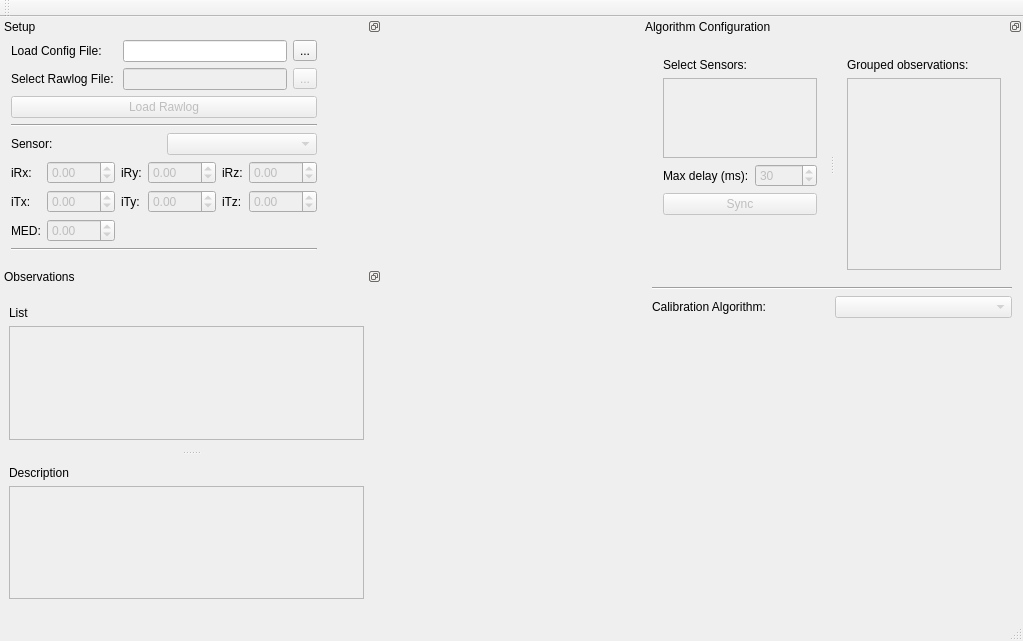
Qt form gui/CMainWindow.ui (MRPT/autocalib-sensor-extrinsics) before a commit.
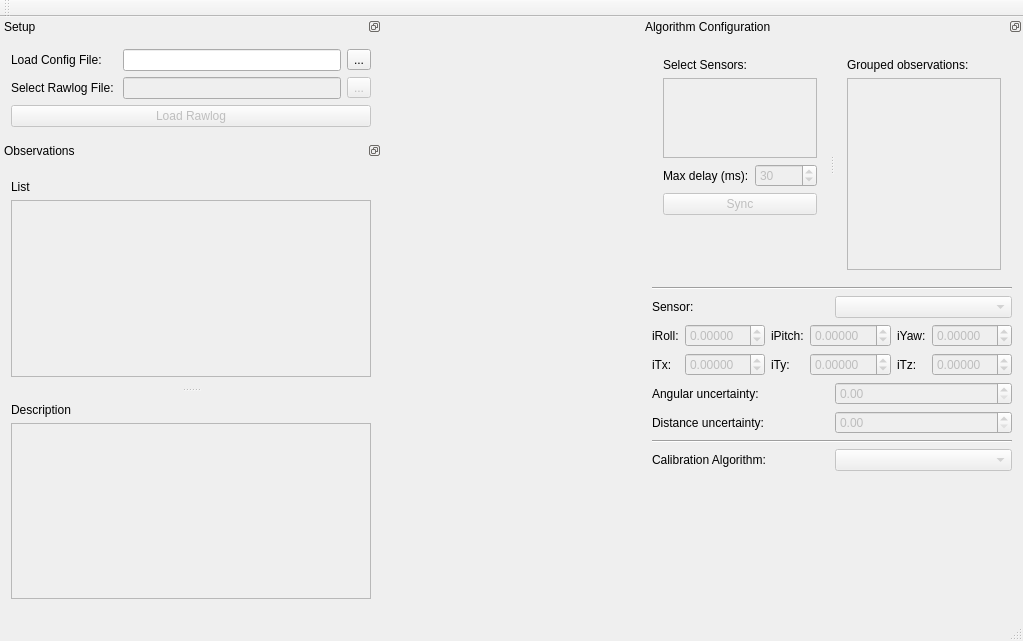
The same form after that commit. Custom widgets are drawn as their Qt base class.

Commit message:
Add uncertainty params, gui layout changes
* Introduced angular and distance uncertainty in gui and config files,
used for matching features, and stored in model
* Rearranged gui elements to better match with calib workflow - like editing
initial calib values along with the calib params
* Moved calib params object to core classes
* Stored results of solver in separate object, using for printing
* Code cleaning

The edit to the form file:
```diff
--- a/gui/CMainWindow.ui
+++ b/gui/CMainWindow.ui
@@ -17,7 +17,7 @@
    <string>mainwindow</string>
   </property>
   <widget class="QWidget" name="centralWidget">
-   <layout class="QVBoxLayout" name="verticalLayout_2">
+   <layout class="QVBoxLayout" name="central_widget_layout">
     <item>
      <widget class="CViewerContainer" name="viewer_container" native="true">
       <property name="enabled">
@@ -34,475 +34,6 @@
    </layout>
   </widget>
   <widget class="QStatusBar" name="status_bar"/>
-  <widget class="QDockWidget" name="setup_dockwidget">
-   <property name="sizePolicy">
-    <sizepolicy hsizetype="Preferred" vsizetype="Preferred">
-     <horstretch>0</horstretch>
-     <verstretch>0</verstretch>
-    </sizepolicy>
-   </property>
-   <property name="minimumSize">
-    <size>
-     <width>382</width>
-     <height>250</height>
-    </size>
-   </property>
-   <property name="maximumSize">
-    <size>
-     <width>382</width>
-     <height>250</height>
-    </size>
-   </property>
-   <property name="features">
-    <set>QDockWidget::DockWidgetFloatable|QDockWidget::DockWidgetMovable</set>
-   </property>
-   <property name="windowTitle">
-    <string>Setup</string>
-   </property>
-   <attribute name="dockWidgetArea">
-    <number>1</number>
-   </attribute>
-   <widget class="QWidget" name="setup_dockwidget_contents">
-    <property name="sizePolicy">
-     <sizepolicy hsizetype="Fixed" vsizetype="Fixed">
-      <horstretch>0</horstretch>
-      <verstretch>0</verstretch>
-     </sizepolicy>
-    </property>
-    <layout class="QVBoxLayout" name="setup_dockwidget_layout">
-     <property name="topMargin">
-      <number>0</number>
-     </property>
-     <property name="rightMargin">
-      <number>9</number>
-     </property>
-     <item>
-      <layout class="QFormLayout" name="formLayout">
-       <item row="1" column="1">
-        <layout class="QHBoxLayout" name="rlog_file_group">
-         <item>
-          <widget class="QLineEdit" name="rlog_file_line_edit">
-           <property name="enabled">
-            <bool>false</bool>
-           </property>
-           <property name="sizePolicy">
-            <sizepolicy hsizetype="Expanding" vsizetype="Fixed">
-             <horstretch>1</horstretch>
-             <verstretch>0</verstretch>
-            </sizepolicy>
-           </property>
-           <property name="readOnly">
-            <bool>false</bool>
-           </property>
-           <property name="cursorMoveStyle">
-            <enum>Qt::LogicalMoveStyle</enum>
-           </property>
-          </widget>
-         </item>
-         <item>
-          <widget class="QToolButton" name="rlog_file_select_button">
-           <property name="enabled">
-            <bool>false</bool>
-           </property>
-           <property name="text">
-            <string>...</string>
-           </property>
-          </widget>
-         </item>
-        </layout>
-       </item>
-       <item row="1" column="0">
-        <widget class="QLabel" name="rlog_file_label">
-         <property name="sizePolicy">
-          <sizepolicy hsizetype="Preferred" vsizetype="Preferred">
-           <horstretch>1</horstretch>
-           <verstretch>0</verstretch>
-          </sizepolicy>
-         </property>
-         <property name="text">
-          <string>Select Rawlog File: </string>
-         </property>
-        </widget>
-       </item>
-       <item row="0" column="0">
-        <widget class="QLabel" name="config_file_label">
-         <property name="text">
-          <string>Load Config File: </string>
-         </property>
-        </widget>
-       </item>
-       <item row="0" column="1">
-        <layout class="QHBoxLayout" name="config_file_group">
-         <item>
-          <widget class="QLineEdit" name="config_file_line_edit">
-           <property name="sizePolicy">
-            <sizepolicy hsizetype="Expanding" vsizetype="Fixed">
-             <horstretch>1</horstretch>
-             <verstretch>0</verstretch>
-            </sizepolicy>
-           </property>
-           <property name="dragEnabled">
-            <bool>false</bool>
-           </property>
-           <property name="readOnly">
-            <bool>false</bool>
-           </property>
-           <property name="cursorMoveStyle">
-            <enum>Qt::LogicalMoveStyle</enum>
-           </property>
-          </widget>
-         </item>
-         <item>
-          <widget class="QToolButton" name="config_file_select_button">
-           <property name="text">
-            <string>...</string>
-           </property>
-          </widget>
-         </item>
-        </layout>
-       </item>
-      </layout>
-     </item>
-     <item>
-      <widget class="QPushButton" name="load_rlog_button">
-       <property name="enabled">
-        <bool>false</bool>
-       </property>
-       <property name="text">
-        <string>Load Rawlog</string>
-       </property>
-       <property name="autoDefault">
-        <bool>false</bool>
-       </property>
-       <property name="flat">
-        <bool>false</bool>
-       </property>
-      </widget>
-     </item>
-     <item>
-      <widget class="Line" name="line_3">
-       <property name="orientation">
-        <enum>Qt::Horizontal</enum>
-       </property>
-      </widget>
-     </item>
-     <item>
-      <layout class="QHBoxLayout" name="sensor_cbox_group">
-       <item>
-        <widget class="QLabel" name="sensor_cbox_label">
-         <property name="text">
-          <string>Sensor:</string>
-         </property>
-        </widget>
-       </item>
-       <item>
-        <widget class="QComboBox" name="sensor_cbox">
-         <property name="enabled">
-          <bool>false</bool>
-         </property>
-        </widget>
-       </item>
-      </layout>
-     </item>
-     <item>
-      <layout class="QGridLayout" name="sensor_pose_group">
-       <item row="1" column="0">
-        <widget class="QLabel" name="itx_label">
-         <property name="text">
-          <string>iTx:</string>
-         </property>
-        </widget>
-       </item>
-       <item row="0" column="1">
-        <widget class="QDoubleSpinBox" name="irx_sbox">
-         <property name="enabled">
-          <bool>false</bool>
-         </property>
-         <property name="accessibleName">
-          <string>irx</string>
-         </property>
-         <property name="minimum">
-          <double>-359.990000000000009</double>
-         </property>
-         <property name="maximum">
-          <double>359.990000000000009</double>
-         </property>
-         <property name="singleStep">
-          <double>0.500000000000000</double>
-         </property>
-        </widget>
-       </item>
-       <item row="2" column="1">
-        <widget class="QDoubleSpinBox" name="med_sbox">
-         <property name="enabled">
-          <bool>false</bool>
-         </property>
-         <property name="minimum">
-          <double>-10.000000000000000</double>
-         </property>
-         <property name="maximum">
-          <double>10.000000000000000</double>
-         </property>
-         <property name="singleStep">
-          <double>0.500000000000000</double>
-         </property>
-        </widget>
-       </item>
-       <item row="1" column="2">
-        <widget class="QLabel" name="ity_label">
-         <property name="text">
-          <string>iTy:</string>
-         </property>
-        </widget>
-       </item>
-       <item row="0" column="5">
-        <widget class="QDoubleSpinBox" name="irz_sbox">
-         <property name="enabled">
-          <bool>false</bool>
-         </property>
-         <property name="accessibleName">
-          <string>irz</string>
-         </property>
-         <property name="minimum">
-          <double>-359.990000000000009</double>
-         </property>
-         <property name="maximum">
-          <double>359.990000000000009</double>
-         </property>
-         <property name="singleStep">
-          <double>0.500000000000000</double>
-         </property>
-        </widget>
-       </item>
-       <item row="2" column="0">
-        <widget class="QLabel" name="med_label">
-         <property name="text">
-          <string>MED:</string>
-         </property>
-        </widget>
-       </item>
-       <item row="1" column="5">
-        <widget class="QDoubleSpinBox" name="itz_sbox">
-         <property name="enabled">
-          <bool>false</bool>
-         </property>
-         <property name="accessibleName">
-          <string>itz</string>
-         </property>
-         <property name="minimum">
-          <double>-359.990000000000009</double>
-         </property>
-         <property name="maximum">
-          <double>359.990000000000009</double>
-         </property>
-         <property name="singleStep">
-          <double>0.500000000000000</double>
-         </property>
-        </widget>
-       </item>
-       <item row="1" column="1">
-        <widget class="QDoubleSpinBox" name="itx_sbox">
-         <property name="enabled">
-          <bool>false</bool>
-         </property>
-         <property name="accessibleName">
-          <string>itx</string>
-         </property>
-         <property name="minimum">
-          <double>-359.990000000000009</double>
-         </property>
-         <property name="maximum">
-          <double>359.990000000000009</double>
-         </property>
-         <property name="singleStep">
-          <double>0.500000000000000</double>
-         </property>
-        </widget>
-       </item>
-       <item row="0" column="3">
-        <widget class="QDoubleSpinBox" name="iry_sbox">
-         <property name="enabled">
-          <bool>false</bool>
-         </property>
-         <property name="accessibleName">
-          <string>iry</string>
-         </property>
-         <property name="minimum">
-          <double>-359.990000000000009</double>
-         </property>
-         <property name="maximum">
-          <double>359.990000000000009</double>
-         </property>
-         <property name="singleStep">
-          <double>0.500000000000000</double>
-         </property>
-        </widget>
-       </item>
-       <item row="0" column="2">
-        <widget class="QLabel" name="iry_label">
-         <property name="text">
-          <string>iRy:</string>
-         </property>
-        </widget>
-       </item>
-       <item row="1" column="4">
-        <widget class="QLabel" name="itz_label">
-         <property name="text">
-          <string>iTz:</string>
-         </property>
-        </widget>
-       </item>
-       <item row="1" column="3">
-        <widget class="QDoubleSpinBox" name="ity_sbox">
-         <property name="enabled">
-          <bool>false</bool>
-         </property>
-         <property name="accessibleName">
-          <string>ity</string>
-         </property>
-         <property name="minimum">
-          <double>-359.990000000000009</double>
-         </property>
-         <property name="maximum">
-          <double>359.990000000000009</double>
-         </property>
-         <property name="singleStep">
-          <double>0.500000000000000</double>
-         </property>
-        </widget>
-       </item>
-       <item row="0" column="4">
-        <widget class="QLabel" name="irz_label">
-         <property name="text">
-          <string>iRz:</string>
-         </property>
-        </widget>
-       </item>
-       <item row="0" column="0">
-        <widget class="QLabel" name="irx_label">
-         <property name="text">
-          <string>iRx:</string>
-         </property>
-        </widget>
-       </item>
-      </layout>
-     </item>
-     <item>
-      <widget class="Line" name="line_2">
-       <property name="orientation">
-        <enum>Qt::Horizontal</enum>
-       </property>
-      </widget>
-     </item>
-    </layout>
-   </widget>
-  </widget>
-  <widget class="QDockWidget" name="observations_dockwidget">
-   <property name="sizePolicy">
-    <sizepolicy hsizetype="Fixed" vsizetype="Fixed">
-     <horstretch>0</horstretch>
-     <verstretch>0</verstretch>
-    </sizepolicy>
-   </property>
-   <property name="features">
-    <set>QDockWidget::DockWidgetFloatable|QDockWidget::DockWidgetMovable</set>
-   </property>
-   <property name="windowTitle">
-    <string>Observations</string>
-   </property>
-   <attribute name="dockWidgetArea">
-    <number>1</number>
-   </attribute>
-   <widget class="QWidget" name="observations_dockwidget_contents">
-    <layout class="QVBoxLayout" name="observations_dockwidget_layout">
-     <property name="leftMargin">
-      <number>9</number>
-     </property>
-     <property name="rightMargin">
-      <number>9</number>
-     </property>
-     <item>
-      <widget class="QSplitter" name="splitter">
-       <property name="lineWidth">
-        <number>1</number>
-       </property>
-       <property name="orientation">
-        <enum>Qt::Vertical</enum>
-       </property>
-       <property name="handleWidth">
-        <number>8</number>
-       </property>
-       <widget class="QWidget" name="layoutWidget">
-        <layout class="QVBoxLayout" name="observations_treeview_group">
-         <property name="leftMargin">
-          <number>0</number>
-         </property>
-         <property name="topMargin">
-          <number>9</number>
-         </property>
-         <property name="rightMargin">
-          <number>9</number>
-         </property>
-         <property name="bottomMargin">
-          <number>9</number>
-         </property>
-         <item>
-          <widget class="QLabel" name="observations_treeview_label">
-           <property name="text">
-            <string>List</string>
-           </property>
-          </widget>
-         </item>
-         <item>
-          <widget class="QListView" name="observations_treeview">
-           <property name="enabled">
-            <bool>false</bool>
-           </property>
-          </widget>
-         </item>
-        </layout>
-       </widget>
-       <widget class="QWidget" name="layoutWidget">
-        <layout class="QVBoxLayout" name="observations_description_group">
-         <property name="leftMargin">
-          <number>0</number>
-         </property>
-         <property name="topMargin">
-          <number>9</number>
-         </property>
-         <property name="rightMargin">
-          <number>9</number>
-         </property>
-         <property name="bottomMargin">
-          <number>9</number>
-         </property>
-         <item>
-          <widget class="QLabel" name="observations_description_label">
-           <property name="text">
-            <string>Description</string>
-           </property>
-          </widget>
-         </item>
-         <item>
-          <widget class="QTextBrowser" name="observations_description_textbrowser">
-           <property name="enabled">
-            <bool>false</bool>
-           </property>
-           <property name="sizePolicy">
-            <sizepolicy hsizetype="Expanding" vsizetype="Expanding">
-             <horstretch>0</horstretch>
-             <verstretch>0</verstretch>
-            </sizepolicy>
-           </property>
-          </widget>
-         </item>
-        </layout>
-       </widget>
-      </widget>
-     </item>
-    </layout>
-   </widget>
-  </widget>
   <widget class="QDockWidget" name="config_dockwidget">
    <property name="sizePolicy">
     <sizepolicy hsizetype="Preferred" vsizetype="Preferred">
@@ -513,7 +44,7 @@
    <property name="minimumSize">
     <size>
      <width>382</width>
-     <height>316</height>
+     <height>411</height>
     </size>
    </property>
    <property name="accessibleName">
@@ -675,6 +206,260 @@
        </widget>
       </widget>
      </item>
+     <item>
+      <widget class="Line" name="line_2">
+       <property name="orientation">
+        <enum>Qt::Horizontal</enum>
+       </property>
+      </widget>
+     </item>
+     <item>
+      <layout class="QHBoxLayout" name="sensor_cbox_group">
+       <item>
+        <widget class="QLabel" name="sensor_cbox_label">
+         <property name="text">
+          <string>Sensor:</string>
+         </property>
+        </widget>
+       </item>
+       <item>
+        <widget class="QComboBox" name="sensor_cbox">
+         <property name="enabled">
+          <bool>false</bool>
+         </property>
+        </widget>
+       </item>
+      </layout>
+     </item>
+     <item>
+      <layout class="QGridLayout" name="sensor_pose_group">
+       <item row="1" column="5">
+        <widget class="QDoubleSpinBox" name="itz_sbox">
+         <property name="enabled">
+          <bool>false</bool>
+         </property>
+         <property name="accessibleName">
+          <string>itz</string>
+         </property>
+         <property name="decimals">
+          <number>5</number>
+         </property>
+         <property name="minimum">
+          <double>-10.000000000000000</double>
+         </property>
+         <property name="maximum">
+          <double>10.000000000000000</double>
+         </property>
+         <property name="singleStep">
+          <double>0.050000000000000</double>
+         </property>
+        </widget>
+       </item>
+       <item row="0" column="4">
+        <widget class="QLabel" name="irz_label">
+         <property name="text">
+          <string>iYaw:</string>
+         </property>
+        </widget>
+       </item>
+       <item row="1" column="0">
+        <widget class="QLabel" name="itx_label">
+         <property name="text">
+          <string>iTx:</string>
+         </property>
+        </widget>
+       </item>
+       <item row="1" column="1">
+        <widget class="QDoubleSpinBox" name="itx_sbox">
+         <property name="enabled">
+          <bool>false</bool>
+         </property>
+         <property name="accessibleName">
+          <string>itx</string>
+         </property>
+         <property name="decimals">
+          <number>5</number>
+         </property>
+         <property name="minimum">
+          <double>-10.000000000000000</double>
+         </property>
+         <property name="maximum">
+          <double>10.000000000000000</double>
+         </property>
+         <property name="singleStep">
+          <double>0.050000000000000</double>
+         </property>
+        </widget>
+       </item>
+       <item row="0" column="2">
+        <widget class="QLabel" name="iry_label">
+         <property name="text">
+          <string>iPitch:</string>
+         </property>
+        </widget>
+       </item>
+       <item row="0" column="5">
+        <widget class="QDoubleSpinBox" name="irz_sbox">
+         <property name="enabled">
+          <bool>false</bool>
+         </property>
+         <property name="accessibleName">
+          <string>irz</string>
+         </property>
+         <property name="decimals">
+          <number>5</number>
+         </property>
+         <property name="minimum">
+          <double>-359.990000000000009</double>
+         </property>
+         <property name="maximum">
+          <double>359.990000000000009</double>
+         </property>
+         <property name="singleStep">
+          <double>0.500000000000000</double>
+         </property>
+        </widget>
+       </item>
+       <item row="1" column="4">
+        <widget class="QLabel" name="itz_label">
+         <property name="text">
+          <string>iTz:</string>
+         </property>
+        </widget>
+       </item>
+       <item row="1" column="2">
+        <widget class="QLabel" name="ity_label">
+         <property name="text">
+          <string>iTy:</string>
+         </property>
+        </widget>
+       </item>
+       <item row="0" column="3">
+        <widget class="QDoubleSpinBox" name="iry_sbox">
+         <property name="enabled">
+          <bool>false</bool>
+         </property>
+         <property name="accessibleName">
+          <string>iry</string>
+         </property>
+         <property name="decimals">
+          <number>5</number>
+         </property>
+         <property name="minimum">
+          <double>-359.990000000000009</double>
+         </property>
+         <property name="maximum">
+          <double>359.990000000000009</double>
+         </property>
+         <property name="singleStep">
+          <double>0.500000000000000</double>
+         </property>
+        </widget>
+       </item>
+       <item row="1" column="3">
+        <widget class="QDoubleSpinBox" name="ity_sbox">
+         <property name="enabled">
+          <bool>false</bool>
+         </property>
+         <property name="accessibleName">
+          <string>ity</string>
+         </property>
+         <property name="decimals">
+          <number>5</number>
+         </property>
+         <property name="minimum">
+          <double>-10.000000000000000</double>
+         </property>
+         <property name="maximum">
+          <double>10.000000000000000</double>
+         </property>
+         <property name="singleStep">
+          <double>0.050000000000000</double>
+         </property>
+        </widget>
+       </item>
+       <item row="0" column="1">
+        <widget class="QDoubleSpinBox" name="irx_sbox">
+         <property name="enabled">
+          <bool>false</bool>
+         </property>
+         <property name="accessibleName">
+          <string>irx</string>
+         </property>
+         <property name="decimals">
+          <number>5</number>
+         </property>
+         <property name="minimum">
+          <double>-359.990000000000009</double>
+         </property>
+         <property name="maximum">
+          <double>359.990000000000009</double>
+         </property>
+         <property name="singleStep">
+          <double>0.500000000000000</double>
+         </property>
+        </widget>
+       </item>
+       <item row="0" column="0">
+        <widget class="QLabel" name="irx_label">
+         <property name="text">
+          <string>iRoll:</string>
+         </property>
+        </widget>
+       </item>
+      </layout>
+     </item>
+     <item>
+      <layout class="QHBoxLayout" name="angle_uncertain_group">
+       <item>
+        <widget class="QLabel" name="angle_uncertain_label">
+         <property name="text">
+          <string>Angular uncertainty:</string>
+         </property>
+        </widget>
+       </item>
+       <item>
+        <widget class="QDoubleSpinBox" name="angle_uncertain_sbox">
+         <property name="enabled">
+          <bool>false</bool>
+         </property>
+         <property name="accessibleName">
+          <string>angle_uncertain_sbox</string>
+         </property>
+         <property name="maximum">
+          <double>50.000000000000000</double>
+         </property>
+        </widget>
+       </item>
+      </layout>
+     </item>
+     <item>
+      <layout class="QHBoxLayout" name="distance_uncertain_group">
+       <item>
+        <widget class="QLabel" name="distance_uncertain_label">
+         <property name="text">
+          <string>Distance uncertainty:</string>
+         </property>
+        </widget>
+       </item>
+       <item>
+        <widget class="QDoubleSpinBox" name="distance_uncertain_sbox">
+         <property name="enabled">
+          <bool>false</bool>
+         </property>
+         <property name="accessibleName">
+          <string>distance_uncertain_sbox</string>
+         </property>
+         <property name="maximum">
+          <double>50.000000000000000</double>
+         </property>
+         <property name="singleStep">
+          <double>0.050000000000000</double>
+         </property>
+        </widget>
+       </item>
+      </layout>
+     </item>
      <item>
       <widget class="Line" name="line">
        <property name="orientation">
@@ -745,6 +530,260 @@
     <bool>false</bool>
    </attribute>
   </widget>
+  <widget class="QDockWidget" name="setup_dockwidget">
+   <property name="sizePolicy">
+    <sizepolicy hsizetype="Preferred" vsizetype="Preferred">
+     <horstretch>0</horstretch>
+     <verstretch>0</verstretch>
+    </sizepolicy>
+   </property>
+   <property name="minimumSize">
+    <size>
+     <width>382</width>
+     <height>124</height>
+    </size>
+   </property>
+   <property name="maximumSize">
+    <size>
+     <width>382</width>
+     <height>124</height>
+    </size>
+   </property>
+   <property name="features">
+    <set>QDockWidget::DockWidgetFloatable|QDockWidget::DockWidgetMovable</set>
+   </property>
+   <property name="windowTitle">
+    <string>Setup</string>
+   </property>
+   <attribute name="dockWidgetArea">
+    <number>1</number>
+   </attribute>
+   <widget class="QWidget" name="setup_dockwidget_content">
+    <property name="sizePolicy">
+     <sizepolicy hsizetype="Fixed" vsizetype="Fixed">
+      <horstretch>0</horstretch>
+      <verstretch>0</verstretch>
+     </sizepolicy>
+    </property>
+    <property name="maximumSize">
+     <size>
+      <width>382</width>
+      <height>16777215</height>
+     </size>
+    </property>
+    <layout class="QVBoxLayout" name="verticalLayout">
+     <item>
+      <layout class="QFormLayout" name="formLayout">
+       <item row="1" column="1">
+        <layout class="QHBoxLayout" name="rlog_file_group">
+         <item>
+          <widget class="QLineEdit" name="rlog_file_line_edit">
+           <property name="enabled">
+            <bool>false</bool>
+           </property>
+           <property name="sizePolicy">
+            <sizepolicy hsizetype="Expanding" vsizetype="Fixed">
+             <horstretch>1</horstretch>
+             <verstretch>0</verstretch>
+            </sizepolicy>
+           </property>
+           <property name="readOnly">
+            <bool>false</bool>
+           </property>
+           <property name="cursorMoveStyle">
+            <enum>Qt::LogicalMoveStyle</enum>
+           </property>
+          </widget>
+         </item>
+         <item>
+          <widget class="QToolButton" name="rlog_file_select_button">
+           <property name="enabled">
+            <bool>false</bool>
+           </property>
+           <property name="text">
+            <string>...</string>
+           </property>
+          </widget>
+         </item>
+        </layout>
+       </item>
+       <item row="1" column="0">
+        <widget class="QLabel" name="rlog_file_label">
+         <property name="sizePolicy">
+          <sizepolicy hsizetype="Preferred" vsizetype="Preferred">
+           <horstretch>1</horstretch>
+           <verstretch>0</verstretch>
+          </sizepolicy>
+         </property>
+         <property name="text">
+          <string>Select Rawlog File: </string>
+         </property>
+        </widget>
+       </item>
+       <item row="0" column="0">
+        <widget class="QLabel" name="config_file_label">
+         <property name="text">
+          <string>Load Config File: </string>
+         </property>
+        </widget>
+       </item>
+       <item row="0" column="1">
+        <layout class="QHBoxLayout" name="config_file_group">
+         <item>
+          <widget class="QLineEdit" name="config_file_line_edit">
+           <property name="sizePolicy">
+            <sizepolicy hsizetype="Expanding" vsizetype="Fixed">
+             <horstretch>1</horstretch>
+             <verstretch>0</verstretch>
+            </sizepolicy>
+           </property>
+           <property name="dragEnabled">
+            <bool>false</bool>
+           </property>
+           <property name="readOnly">
+            <bool>false</bool>
+           </property>
+           <property name="cursorMoveStyle">
+            <enum>Qt::LogicalMoveStyle</enum>
+           </property>
+          </widget>
+         </item>
+         <item>
+          <widget class="QToolButton" name="config_file_select_button">
+           <property name="text">
+            <string>...</string>
+           </property>
+          </widget>
+         </item>
+        </layout>
+       </item>
+      </layout>
+     </item>
+     <item>
+      <widget class="QPushButton" name="load_rlog_button">
+       <property name="enabled">
+        <bool>false</bool>
+       </property>
+       <property name="text">
+        <string>Load Rawlog</string>
+       </property>
+       <property name="autoDefault">
+        <bool>false</bool>
+       </property>
+       <property name="flat">
+        <bool>false</bool>
+       </property>
+      </widget>
+     </item>
+    </layout>
+   </widget>
+  </widget>
+  <widget class="QDockWidget" name="observations_dockwidget_2">
+   <property name="sizePolicy">
+    <sizepolicy hsizetype="Preferred" vsizetype="Preferred">
+     <horstretch>0</horstretch>
+     <verstretch>0</verstretch>
+    </sizepolicy>
+   </property>
+   <property name="features">
+    <set>QDockWidget::DockWidgetFloatable|QDockWidget::DockWidgetMovable</set>
+   </property>
+   <property name="windowTitle">
+    <string>Observations</string>
+   </property>
+   <attribute name="dockWidgetArea">
+    <number>1</number>
+   </attribute>
+   <widget class="QWidget" name="observations_dockwidget_content">
+    <property name="sizePolicy">
+     <sizepolicy hsizetype="Preferred" vsizetype="Preferred">
+      <horstretch>0</horstretch>
+      <verstretch>0</verstretch>
+     </sizepolicy>
+    </property>
+    <layout class="QVBoxLayout" name="verticalLayout_2">
+     <item>
+      <widget class="QSplitter" name="splitter">
+       <property name="lineWidth">
+        <number>1</number>
+       </property>
+       <property name="orientation">
+        <enum>Qt::Vertical</enum>
+       </property>
+       <property name="handleWidth">
+        <number>8</number>
+       </property>
+       <widget class="QWidget" name="obsservations_treeview_layoutgroup">
+        <layout class="QVBoxLayout" name="observations_treeview_group">
+         <property name="leftMargin">
+          <number>0</number>
+         </property>
+         <property name="topMargin">
+          <number>9</number>
+         </property>
+         <property name="rightMargin">
+          <number>0</number>
+         </property>
+         <property name="bottomMargin">
+          <number>9</number>
+         </property>
+         <item>
+          <widget class="QLabel" name="observations_treeview_label">
+           <property name="text">
+            <string>List</string>
+           </property>
+          </widget>
+         </item>
+         <item>
+          <widget class="QListView" name="observations_treeview">
+           <property name="enabled">
+            <bool>false</bool>
+           </property>
+          </widget>
+         </item>
+        </layout>
+       </widget>
+       <widget class="QWidget" name="layoutWidget">
+        <layout class="QVBoxLayout" name="observations_description_group">
+         <property name="leftMargin">
+          <number>0</number>
+         </property>
+         <property name="topMargin">
+          <number>9</number>
+         </property>
+         <property name="rightMargin">
+          <number>0</number>
+         </property>
+         <property name="bottomMargin">
+          <number>9</number>
+         </property>
+         <item>
+          <widget class="QLabel" name="observations_description_label">
+           <property name="text">
+            <string>Description</string>
+           </property>
+          </widget>
+         </item>
+         <item>
+          <widget class="QTextBrowser" name="observations_description_textbrowser">
+           <property name="enabled">
+            <bool>false</bool>
+           </property>
+           <property name="sizePolicy">
+            <sizepolicy hsizetype="Expanding" vsizetype="Expanding">
+             <horstretch>0</horstretch>
+             <verstretch>0</verstretch>
+            </sizepolicy>
+           </property>
+          </widget>
+         </item>
+        </layout>
+       </widget>
+      </widget>
+     </item>
+    </layout>
+   </widget>
+  </widget>
  </widget>
  <layoutdefault spacing="6" margin="11"/>
  <customwidgets>
```
The commit also changes 25 other files.
